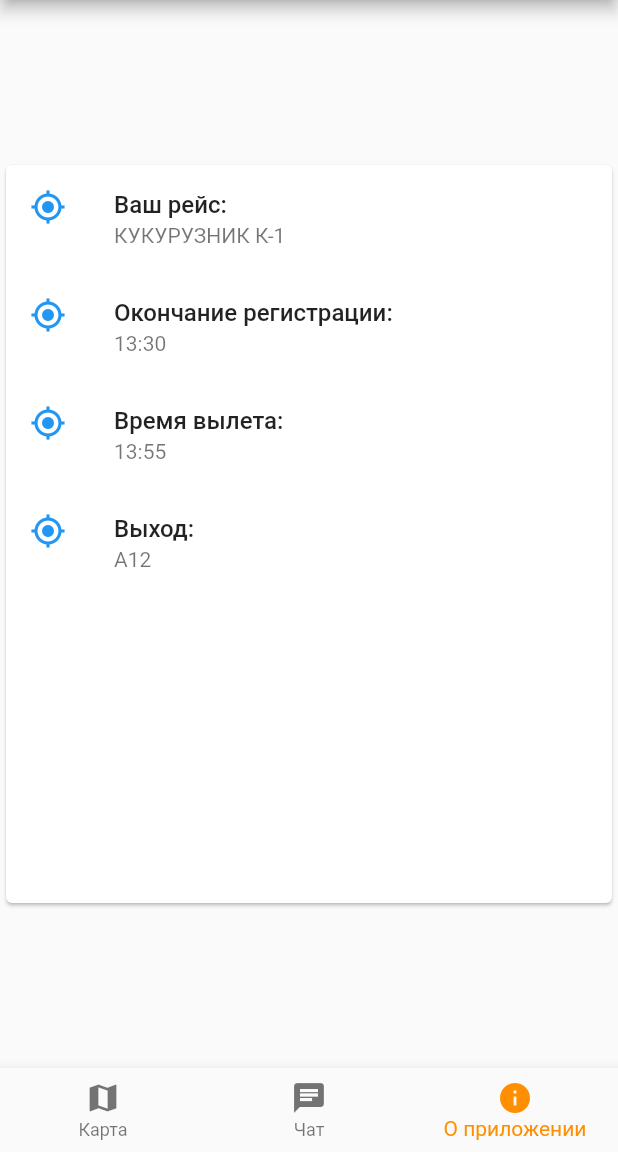
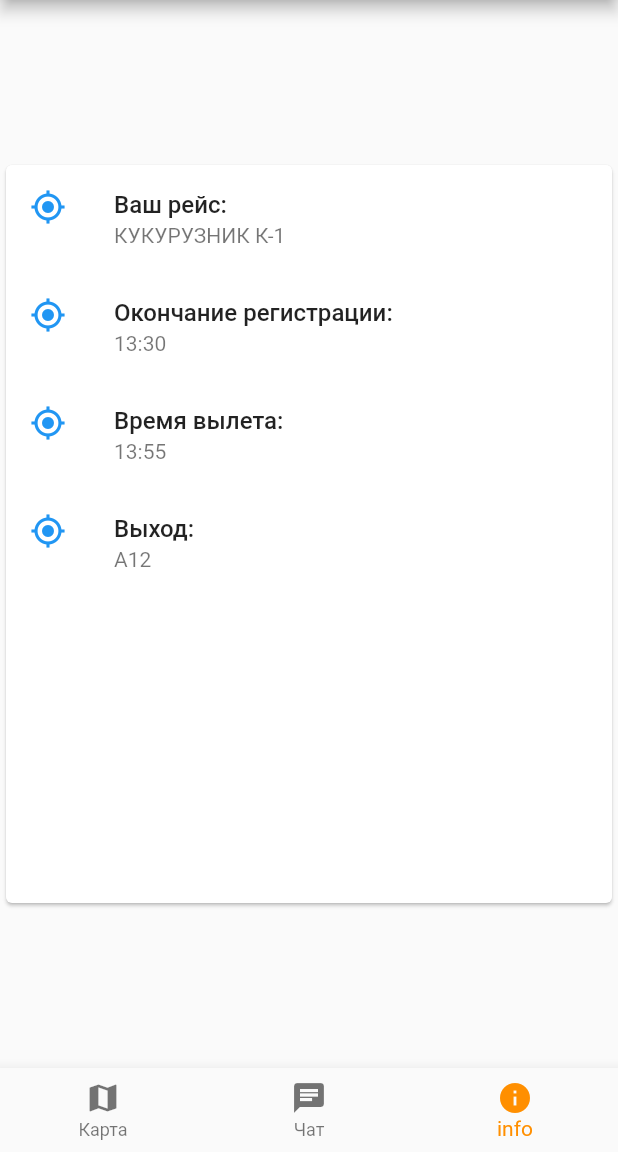
Before and after one commit to mentoster/Aviahack, a Flutter app: the screen it shows after launch, item 3 of the bottom bar chosen, on a phone screen of 412 x 824 dp, the part 84-1236 px from its top. Run offline on Flutter 3.47's test engine with Material 2 defaults, Android fonts, the phone set to English and light mode, and no system bars; missing offline and left inert: flutter_dialogflow.

Commit message:
info_text

```diff
--- a/lib/main.dart
+++ b/lib/main.dart
@@ -73,7 +73,7 @@
           ),
           BottomNavigationBarItem(
             icon: Icon(Icons.info),
-            label: 'О приложении',
+            label: 'info',
             // label:
           ),
         ],
```
